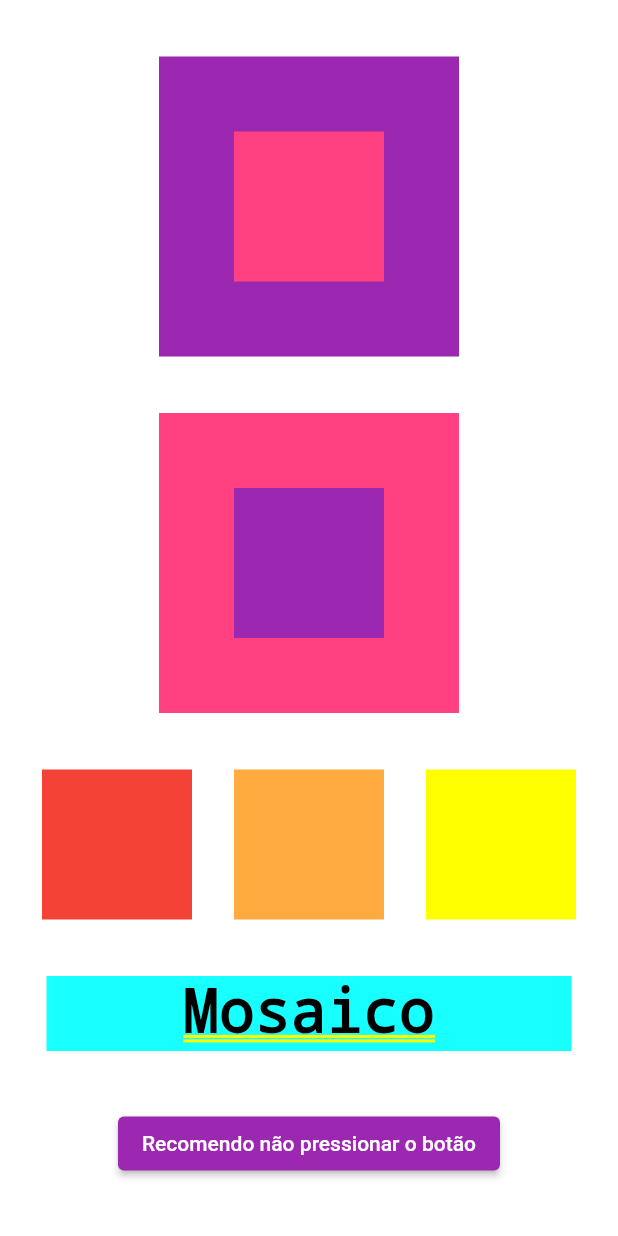
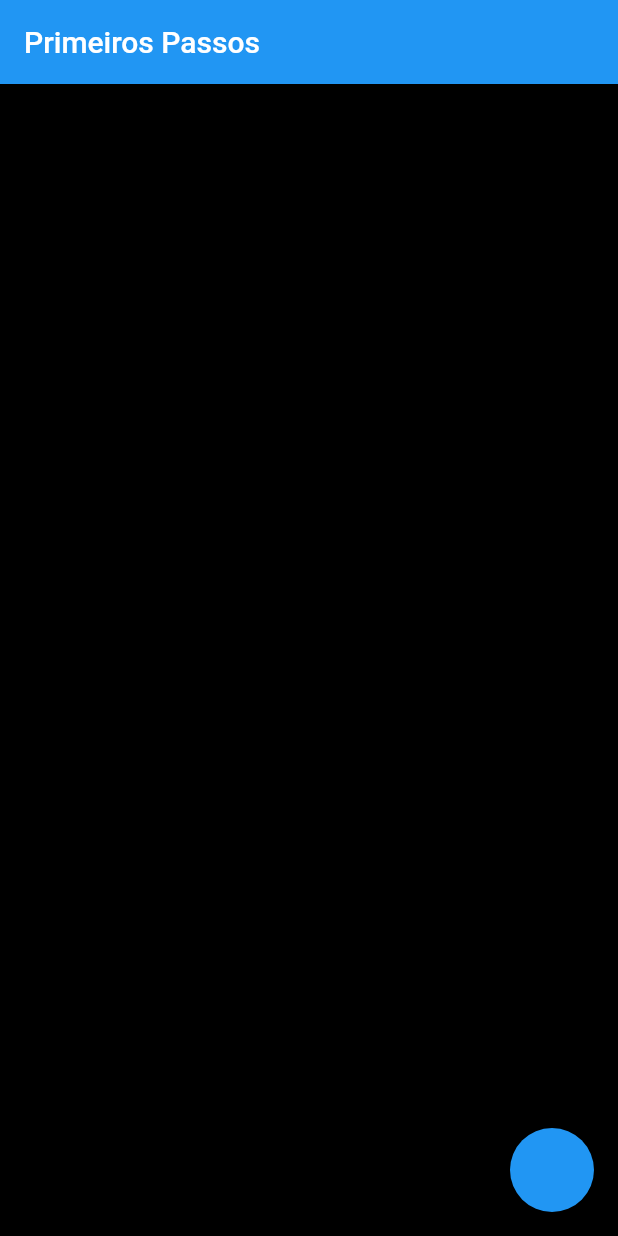
Before and after one commit to MontanoZ/flutterStudy, a Flutter app: the screen it shows after launch, on a phone screen of 412 x 824 dp. Run offline on Flutter 3.47's test engine with Material 2 defaults, Android fonts, the phone set to English and light mode, and no system bars; statements that could not run were skipped.

Commit message:
rascunho de column e começo do Scaffold

```diff
--- a/lib/main.dart
+++ b/lib/main.dart
@@ -10,83 +10,17 @@ class MyApp extends StatelessWidget {
   @override
   Widget build(BuildContext context) {
     return MaterialApp(
-        title: 'Flutter Demo',
-        theme: ThemeData(
-          primarySwatch: Colors.purple,
+      title: 'Flutter Demo',
+      theme: ThemeData(
+        primarySwatch: Colors.blue,
+      ),
+      home:Scaffold(
+        appBar: AppBar(
+          title: Text('Primeiros Passos'),
         ),
-        home: Container(
-          color: Colors.white,
-          child: Column(
-            mainAxisAlignment: MainAxisAlignment.spaceEvenly,
-            crossAxisAlignment: CrossAxisAlignment.center,
-            children: [
-              Stack(
-                alignment: AlignmentDirectional.center,
-                children: [
-                  Container(
-                    color: Colors.purple,
-                    width: 200,
-                    height: 200,
-                  ),
-                  Container(
-                    color: Colors.pinkAccent,
-                    width: 100,
-                    height: 100,
-                  ),
-                ],
-              ),
-              Stack(
-                alignment: AlignmentDirectional.center,
-                children: [
-                  Container(
-                    color: Colors.pinkAccent,
-                    width: 200,
-                    height: 200,
-                  ),
-                  Container(
-                    color: Colors.purple,
-                    width: 100,
-                    height: 100,
-                  ),
-                ],
-              ),
-              Row(
-                mainAxisAlignment: MainAxisAlignment.spaceEvenly,
-                children: [
-                  Container(
-                    color: Colors.red,
-                    height: 100,
-                    width: 100,
-                  ),
-                  Container(
-                    color: Colors.orangeAccent,
-                    height: 100,
-                    width: 100,
-                  ),
-                  Container(
-                    color: Colors.yellowAccent,
-                    height: 100,
-                    width: 100,
-                  ),
-                ],
-              ),
-              Container(
-                color: Colors.cyanAccent,
-                height: 50,
-                width: 350,
-                child: const Text(
-                  'Mosaico',
-                  style: TextStyle(color: Colors.black, fontSize: 40),
-                  textAlign: TextAlign.center,
-                ),
-              ),
-              ElevatedButton(
-                  onPressed: () {
-                    print('Sequência de autodestruição iniciada');
-                  },
-                  child: const Text('Recomendo não pressionar o botão'))
-            ],
-          ),
-        ));
+        body: Container(color: Colors.black),
+        floatingActionButton: FloatingActionButton(onPressed: ),
+      ),
+    );
   }
 }
```
Also changed, not shown: lib/minha_primeira_tela.dart (added, +74 -0 lines).
